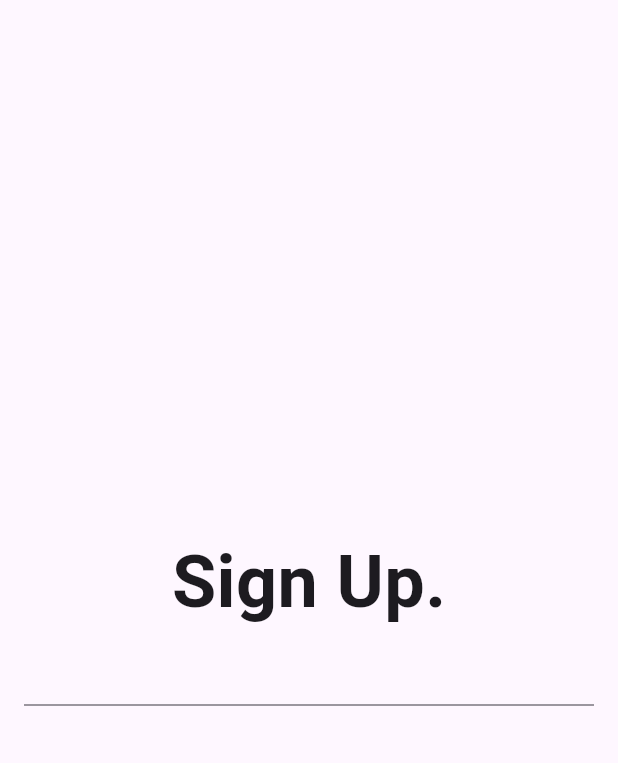
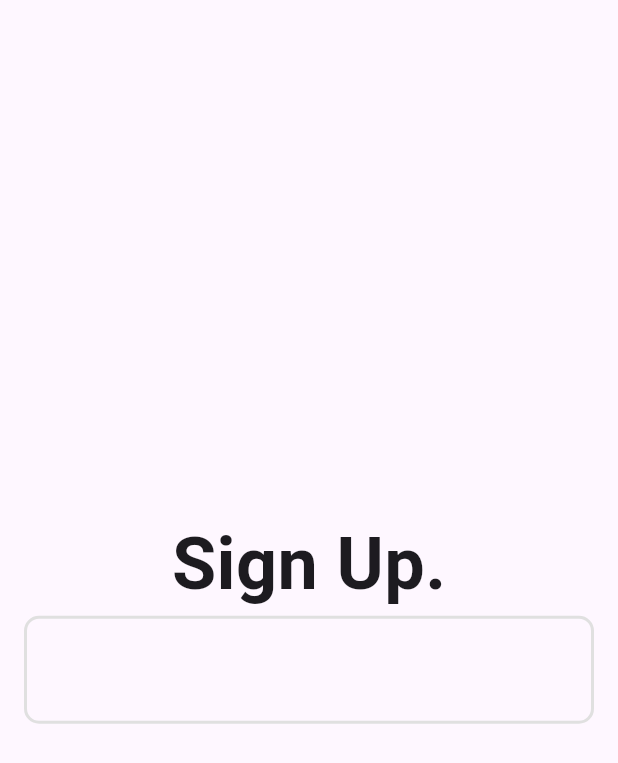
Before and after one commit to hayohtee/task_app, a Flutter app: the screen it shows after launch, on a phone screen of 412 x 824 dp. Shown: the top 763 px of the screen. Run offline on Flutter 3.47's test engine with Material 3 defaults, Android fonts, the phone set to English and light mode, and no system bars.

```diff
--- a/frontend/lib/main.dart
+++ b/frontend/lib/main.dart
@@ -14,7 +14,16 @@ class MyApp extends StatelessWidget {
     return MaterialApp(
       title: 'Task App',
       theme: ThemeData(
-        colorScheme: ColorScheme.fromSeed(seedColor: Colors.deepPurple),
+        inputDecorationTheme: InputDecorationTheme(
+          contentPadding: EdgeInsets.all(24),
+          enabledBorder: OutlineInputBorder(
+            borderRadius: BorderRadius.circular(10),
+            borderSide: BorderSide(
+              color: Colors.grey.shade300,
+              width: 2,
+            ),
+          ),
+        ),
         useMaterial3: true,
       ),
       home: SignUpScreen(),
```
